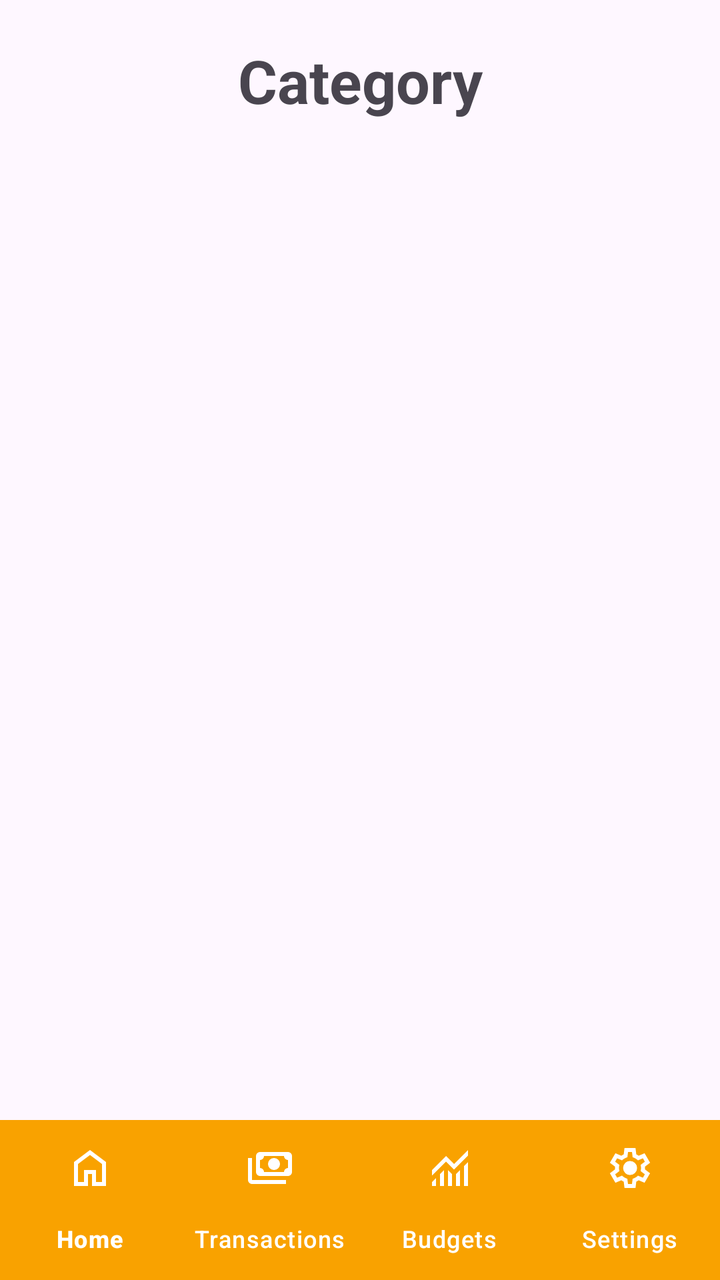
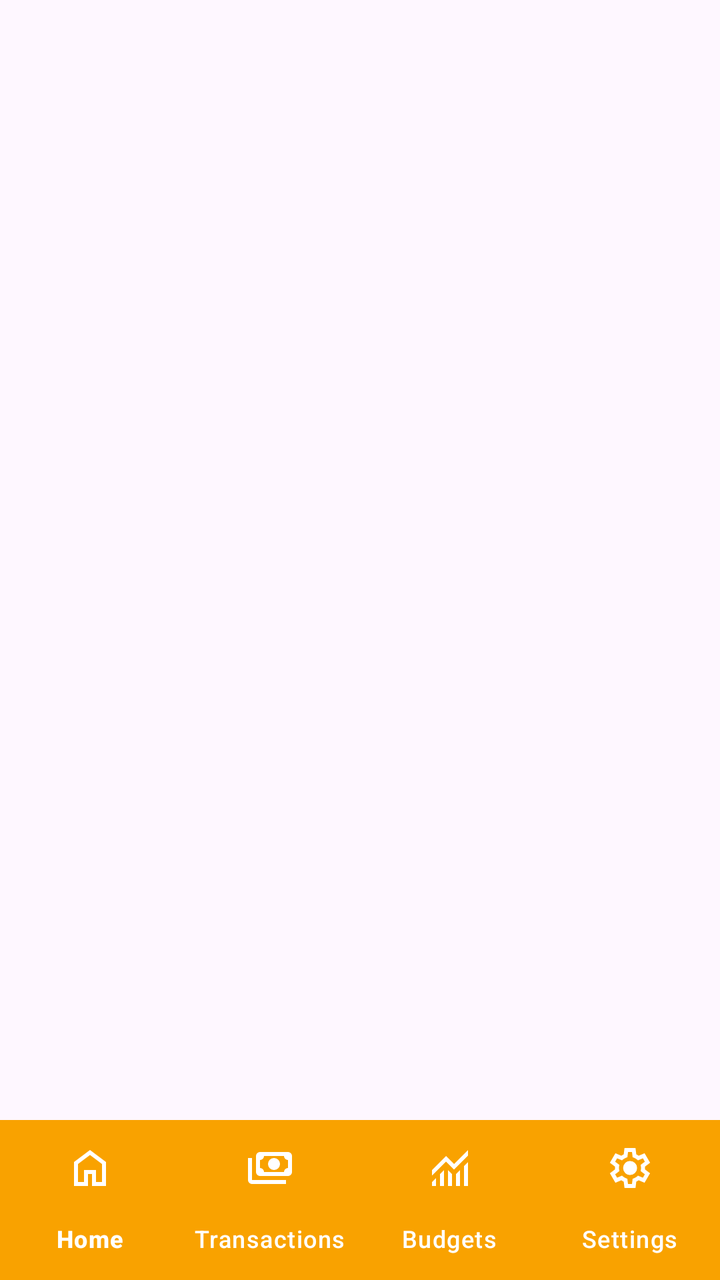

Before-and-after screenshots of an Android layout around one commit, followed by the original layout XML and the change that was made.
<!-- AndroidManifest.xml: application theme Theme.Valora -->
<!-- res/layout/activity_home.xml -->
<?xml version="1.0" encoding="utf-8"?>
<androidx.constraintlayout.widget.ConstraintLayout xmlns:android="http://schemas.android.com/apk/res/android"
    xmlns:app="http://schemas.android.com/apk/res-auto"
    xmlns:tools="http://schemas.android.com/tools"
    android:id="@+id/main"
    android:layout_width="match_parent"
    android:layout_height="match_parent"
    tools:context=".HomeActivity">

    <TextView
        android:id="@+id/category_heading"
        android:layout_width="0dp"
        android:layout_height="wrap_content"
        android:text="Category"
        android:textSize="30sp"
        android:textStyle="bold"
        android:gravity="center"
        android:padding="20dp"
        app:layout_constraintTop_toTopOf="parent"
        app:layout_constraintStart_toStartOf="parent"
        app:layout_constraintEnd_toEndOf="parent" />

    <FrameLayout
        android:id="@+id/frame_layout"
        android:layout_width="0dp"
        android:layout_height="0dp"
        app:layout_constraintTop_toBottomOf="@id/category_heading"
        app:layout_constraintBottom_toTopOf="@id/bottomNavigationView"
        app:layout_constraintStart_toStartOf="parent"
        app:layout_constraintEnd_toEndOf="parent" />

    <com.google.android.material.bottomnavigation.BottomNavigationView
        android:id="@+id/bottomNavigationView"
        android:layout_width="0dp"
        android:layout_height="wrap_content"
        android:background="@color/orange"
        app:itemIconTint="@color/white"
        app:itemTextColor="@color/white"
        app:labelVisibilityMode="labeled"
        app:menu="@menu/bottom_nav"
        app:layout_constraintBottom_toBottomOf="parent"
        app:layout_constraintStart_toStartOf="parent"
        app:layout_constraintEnd_toEndOf="parent" />

</androidx.constraintlayout.widget.ConstraintLayout>
<!-- resources referenced by this layout -->
<resources>
  <color name="orange">#F9A200</color>
  <color name="white">#FFFFFFFF</color>
  <style name="Theme.Valora" parent="Base.Theme.Valora" />
  <style name="Base.Theme.Valora" parent="Theme.Material3.DayNight.NoActionBar">
          
          
      </style>
</resources>

<!-- the commit's change to res/layout/activity_home.xml (unified diff, before → after) -->
@@ -7,28 +7,17 @@
     android:layout_height="match_parent"
     tools:context=".HomeActivity">
 
-    <TextView
-        android:id="@+id/category_heading"
-        android:layout_width="0dp"
-        android:layout_height="wrap_content"
-        android:text="Category"
-        android:textSize="30sp"
-        android:textStyle="bold"
-        android:gravity="center"
-        android:padding="20dp"
-        app:layout_constraintTop_toTopOf="parent"
-        app:layout_constraintStart_toStartOf="parent"
-        app:layout_constraintEnd_toEndOf="parent" />
-
+    
     <FrameLayout
         android:id="@+id/frame_layout"
         android:layout_width="0dp"
         android:layout_height="0dp"
-        app:layout_constraintTop_toBottomOf="@id/category_heading"
+        app:layout_constraintTop_toTopOf="parent"
         app:layout_constraintBottom_toTopOf="@id/bottomNavigationView"
         app:layout_constraintStart_toStartOf="parent"
         app:layout_constraintEnd_toEndOf="parent" />
 
+    
     <com.google.android.material.bottomnavigation.BottomNavigationView
         android:id="@+id/bottomNavigationView"
         android:layout_width="0dp"
